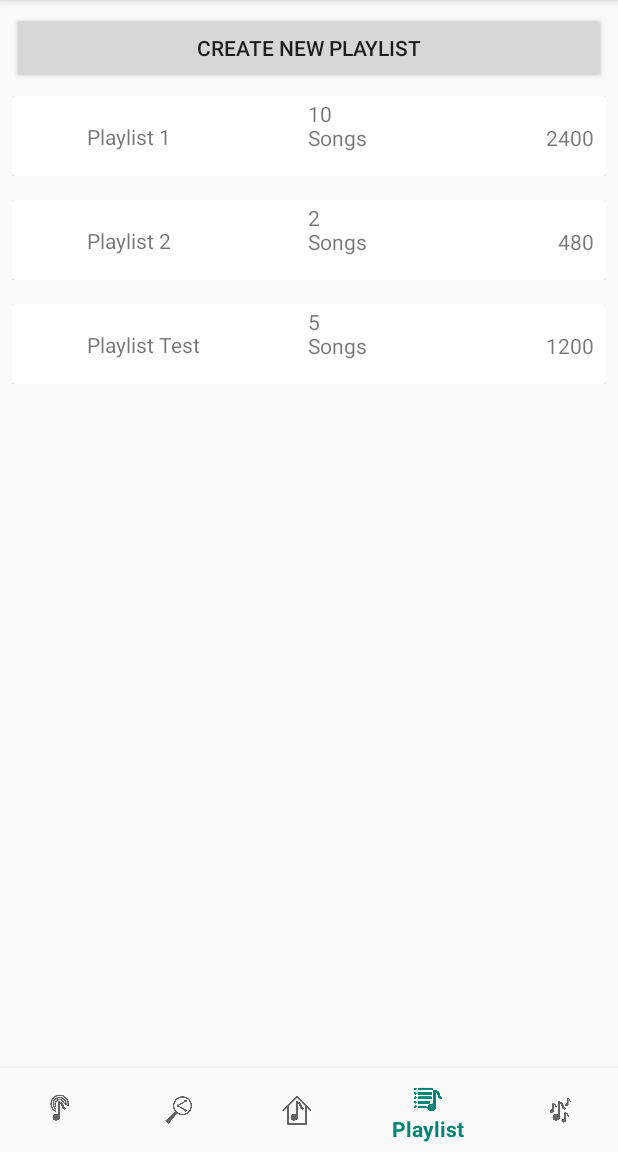
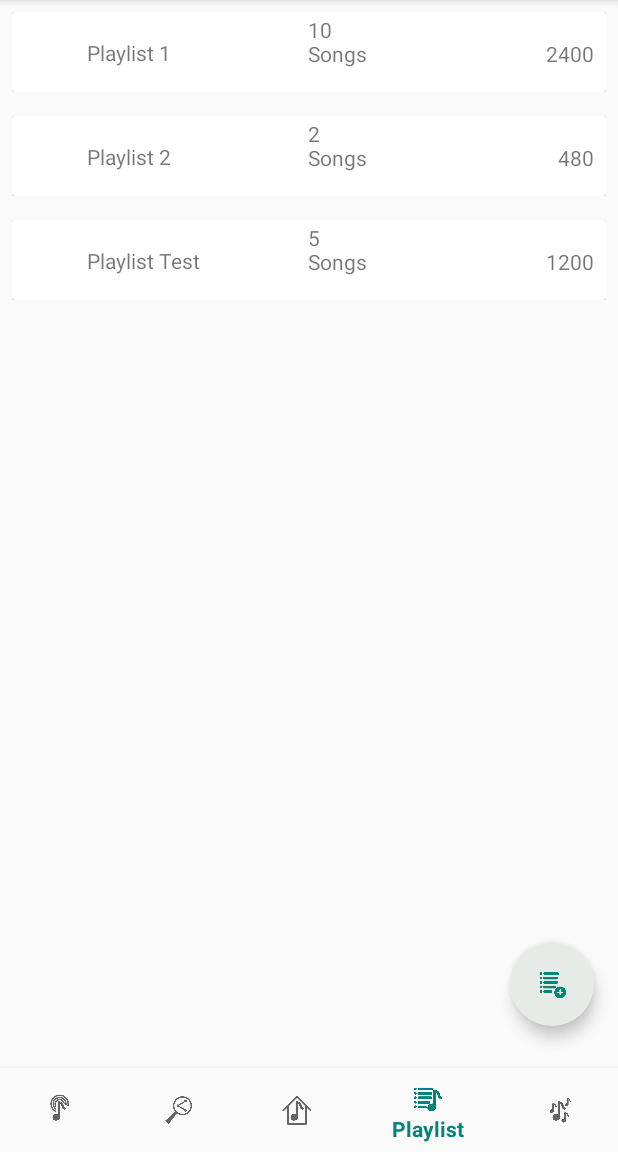
Before and after one commit to marvintran/Melodia, an Android app: the screen it shows after launch (MainActivity), item 4 of the bottom bar chosen, on a phone screen of 412 x 824 dp, the part 84-1236 px from its top. Run offline under Robolectric (Android 15) with nearby library versions, the light colour scheme and no system bars; 2 statements that could not run were skipped.

Commit message:
change add playlist button to a floating action button

```diff
--- a/app/src/main/AndroidManifest.xml
+++ b/app/src/main/AndroidManifest.xml
@@ -11,7 +11,7 @@
         android:theme="@style/AppTheme">
         <activity
             android:name=".presentation.SettingsActivity"
-            android:label="@string/title_activity_settings"></activity>
+            android:label="@string/title_activity_settings" />
         <activity
             android:name=".presentation.MainActivity"
             android:label="@string/app_name" />
--- a/app/src/main/java/comp3350/melodia/presentation/PlaylistFragment.java
+++ b/app/src/main/java/comp3350/melodia/presentation/PlaylistFragment.java
@@ -4,6 +4,7 @@ import android.app.AlertDialog;
 import android.content.Context;
 import android.content.DialogInterface;
 import android.os.Bundle;
+import android.support.design.widget.FloatingActionButton;
 import android.support.v4.app.Fragment;
 import android.support.v7.widget.LinearLayoutManager;
 import android.support.v7.widget.RecyclerView;
@@ -56,7 +57,7 @@ public class PlaylistFragment extends Fragment implements PlaylistAdapter.OnPlay
 
         View v = inflater.inflate(R.layout.fragment_playlist, container, false);
 
-        Button newPlaylist = (Button) v.findViewById(R.id.new_playlist);
+        FloatingActionButton newPlaylist = v.findViewById(R.id.new_playlist);
         newPlaylist.setOnClickListener(mButtonClickListener);
         return v;
     }
--- a/app/src/main/res/layout/activity_main.xml
+++ b/app/src/main/res/layout/activity_main.xml
@@ -27,6 +27,7 @@
         android:layout_width="0dp"
         android:layout_height="wrap_content"
         android:background="?android:attr/windowBackground"
+        android:backgroundTint="@color/backgroundColor"
         app:layout_constraintBottom_toBottomOf="parent"
         app:layout_constraintLeft_toLeftOf="parent"
         app:layout_constraintRight_toRightOf="parent"
--- a/app/src/main/res/layout/fragment_playlist.xml
+++ b/app/src/main/res/layout/fragment_playlist.xml
@@ -1,6 +1,5 @@
 <?xml version="1.0" encoding="utf-8"?>
-<android.support.constraint.ConstraintLayout
-    xmlns:android="http://schemas.android.com/apk/res/android"
+<android.support.constraint.ConstraintLayout xmlns:android="http://schemas.android.com/apk/res/android"
     xmlns:app="http://schemas.android.com/apk/res-auto"
     xmlns:tools="http://schemas.android.com/tools"
     android:layout_width="match_parent"
@@ -15,25 +14,26 @@
         android:layout_marginEnd="8dp"
         android:layout_marginBottom="8dp"
         app:layoutManager="LinearLayoutManager"
-        app:layout_constraintBottom_toBottomOf="parent"
-        app:layout_constraintEnd_toEndOf="parent"
-        app:layout_constraintHorizontal_bias="0.0"
-        app:layout_constraintStart_toStartOf="parent"
-        app:layout_constraintTop_toBottomOf="@+id/new_playlist" />
-
-    <Button
-        android:id="@+id/new_playlist"
-        android:layout_width="0dp"
-        android:layout_height="48dp"
-        android:layout_marginStart="8dp"
-        android:layout_marginTop="8dp"
-        android:layout_marginEnd="8dp"
-        android:text="Create New Playlist"
-        app:layout_constraintBottom_toTopOf="@+id/my_recycler_view"
+        app:layout_constraintBottom_toTopOf="@+id/new_playlist"
         app:layout_constraintEnd_toEndOf="parent"
         app:layout_constraintHorizontal_bias="0.0"
         app:layout_constraintStart_toStartOf="parent"
         app:layout_constraintTop_toTopOf="parent"
         app:layout_constraintVertical_bias="0.0" />
 
+
+    <android.support.design.widget.FloatingActionButton
+        android:id="@+id/new_playlist"
+        android:layout_width="wrap_content"
+        android:layout_height="wrap_content"
+        android:layout_gravity="bottom|end"
+        android:layout_marginEnd="16dp"
+        android:layout_marginBottom="84dp"
+        android:backgroundTint="@color/buttonTextLight"
+        android:tint="@color/colorPrimary"
+        app:layout_constraintBottom_toBottomOf="parent"
+        app:layout_constraintEnd_toEndOf="parent"
+        app:srcCompat="@drawable/addplaylist"
+        app:borderWidth="0dp"/>
+
 </android.support.constraint.ConstraintLayout>
--- a/app/src/main/res/values/strings.xml
+++ b/app/src/main/res/values/strings.xml
@@ -94,6 +94,7 @@
     <string name="pref_ringtone_silent">Silent</string>
 
     <string name="pref_title_vibrate">Vibrate</string>
+    <string name="title_activity_main2">Main2Activity</string>
 
 
 </resources>
```
Also changed, not shown: app/src/main/res/drawable/addplaylist.png (added).
